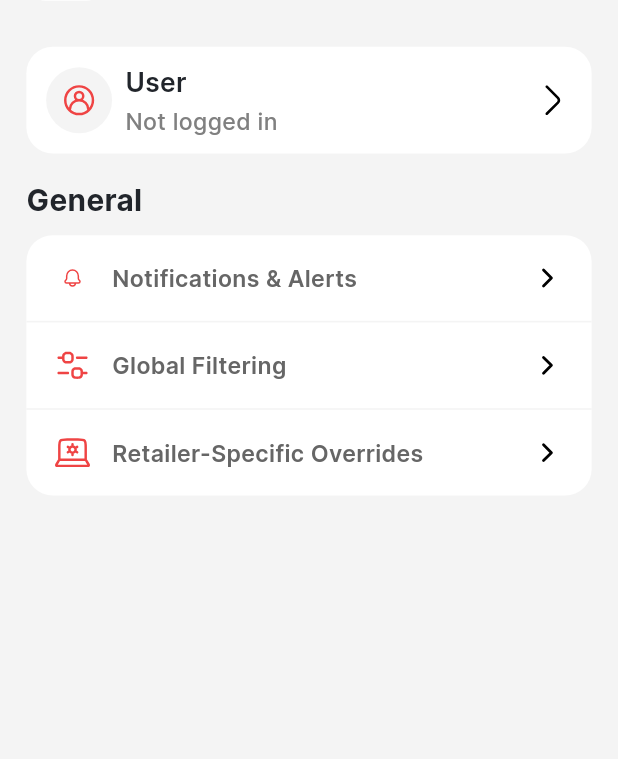
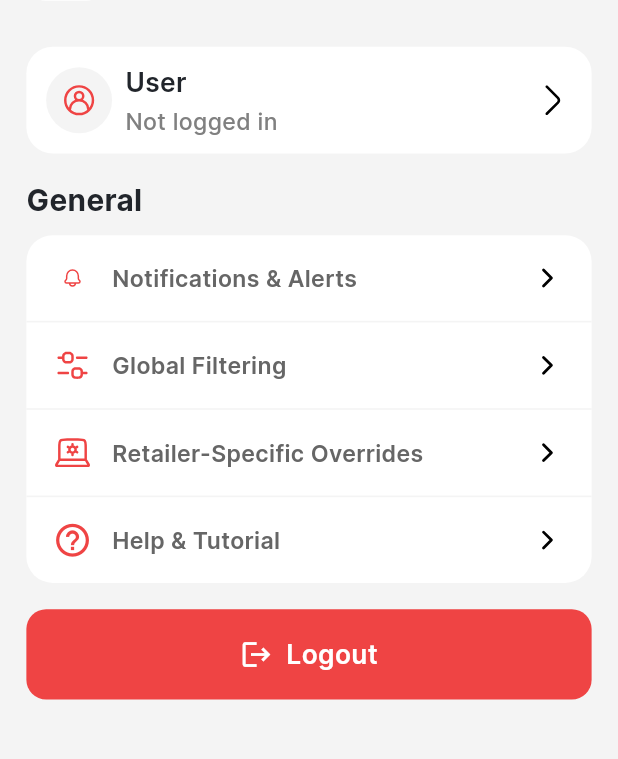
Before and after one commit to LucasQuiles/RestockR, a Flutter app: the ProfileSettingsScreen screen opened by its route, on a phone screen of 412 x 824 dp, the part 85-844 px from its top. Run offline on Flutter 3.47's test engine with Material 3 defaults, Android fonts, the phone set to English and light mode, and no system bars; our stand-ins replace cached_network_image, cookie_jar, dio, dio_cookie_manager, equatable, flutter_riverpod and 4 more; missing offline and left inert: flutter_web_auth_2; accounts and stored records are empty; network calls fail; project files that could hold a hidden picture were left out.

Commit message:
feat: add in-app help & tutorial with swipeable slides
Add interactive tutorial modal accessible from Profile Settings to help users
understand how to use RestockR's key features.

Features:
- 5 swipeable tutorial slides with PageView
- Visual design with colorful, feature-specific icons
- Animated page indicator dots
- Back/Next/Get Started navigation buttons
- Quick Tips sections on key slides for extra guidance
- Responsive layout with SingleChildScrollView to prevent overflow
- Accessible via "Help & Tutorial" menu item in Profile Settings

Tutorial Content:
1. Welcome slide - app introduction
2. Managing Watchlist - subscription management tips
3. Restock History - heatmap and activity tracking
4. Filters & Settings - customization options
5. Completion - encouragement to start using the app

Integration:
- Added Help & Tutorial menu item to Profile Settings
- Enhanced _buildMenuRow to support both image assets and Material icons
- Modal dialog with proper constraints for all screen sizes

🤖 Generated with [Claude Code](https://claude.com/claude-code)

Co-Authored-By: Claude <noreply@anthropic.com>

```diff
--- a/lib/presentation/profile_settings_screen/profile_settings_screen.dart
+++ b/lib/presentation/profile_settings_screen/profile_settings_screen.dart
@@ -4,6 +4,7 @@ import '../../core/app_export.dart';
 import '../../widgets/custom_icon_button.dart';
 import '../../widgets/custom_image_view.dart';
 import 'notifier/profile_settings_notifier.dart';
+import '../help_tutorial_screen/help_tutorial_modal.dart';
 
 class ProfileSettingsScreen extends ConsumerStatefulWidget {
   ProfileSettingsScreen({Key? key}) : super(key: key);
@@ -91,6 +92,8 @@ class ProfileSettingsScreenState extends ConsumerState<ProfileSettingsScreen> {
             ),
             SizedBox(height: 8.h),
             _buildSettingsMenuCard(context),
+            SizedBox(height: 16.h),
+            _buildLogoutButton(context),
           ],
         ),
       ),
@@ -188,9 +191,17 @@ class ProfileSettingsScreenState extends ConsumerState<ProfileSettingsScreen> {
             context,
             iconPath: ImageConstant.imgFrameRed500,
             title: 'Retailer-Specific Overrides',
+            onTap: () {
+              onTapRetailerOverrides(context);
+            },
+          ),
+          _buildMenuRow(
+            context,
+            icon: Icons.help_outline,
+            title: 'Help & Tutorial',
             isLast: true,
             onTap: () {
-              onTapRetailerOverrides(context);
+              onTapHelp(context);
             },
           ),
         ],
@@ -201,7 +212,8 @@ class ProfileSettingsScreenState extends ConsumerState<ProfileSettingsScreen> {
   /// Section Widget
   Widget _buildMenuRow(
     BuildContext context, {
-    required String iconPath,
+    String? iconPath,
+    IconData? icon,
     required String title,
     bool isLast = false,
     VoidCallback? onTap,
@@ -222,11 +234,18 @@ class ProfileSettingsScreenState extends ConsumerState<ProfileSettingsScreen> {
         ),
         child: Row(
           children: [
-            CustomImageView(
-              imagePath: iconPath,
-              height: 24.h,
-              width: 24.h,
-            ),
+            if (iconPath != null)
+              CustomImageView(
+                imagePath: iconPath,
+                height: 24.h,
+                width: 24.h,
+              )
+            else if (icon != null)
+              Icon(
+                icon,
+                size: 24.h,
+                color: Color(0xFFEF4444),
+              ),
             SizedBox(width: 12.h),
             Expanded(
               child: Text(
@@ -269,4 +288,60 @@ class ProfileSettingsScreenState extends ConsumerState<ProfileSettingsScreen> {
   void onTapRetailerOverrides(BuildContext context) {
     NavigatorService.pushNamed(AppRoutes.retailerOverrideSettingsScreen);
   }
+
+  /// Shows help and tutorial modal.
+  void onTapHelp(BuildContext context) {
+    showDialog(
+      context: context,
+      builder: (context) => const HelpTutorialModal(),
+    );
+  }
+
+  /// Section Widget
+  Widget _buildLogoutButton(BuildContext context) {
+    return Consumer(
+      builder: (context, ref, _) {
+        final state = ref.watch(profileSettingsNotifier);
+
+        return GestureDetector(
+          onTap: state.isLoading == true
+              ? null
+              : () async {
+                  await ref.read(profileSettingsNotifier.notifier).logout();
+                  // Navigate to login screen after logout
+                  NavigatorService.pushNamedAndRemoveUntil(
+                    AppRoutes.loginScreen,
+                  );
+                },
+          child: Container(
+            padding: EdgeInsets.symmetric(horizontal: 16.h, vertical: 16.h),
+            decoration: BoxDecoration(
+              color: Color(0xFFEF4444),
+              borderRadius: BorderRadius.circular(12.h),
+            ),
+            child: Row(
+              mainAxisAlignment: MainAxisAlignment.center,
+              children: [
+                Icon(
+                  Icons.logout,
+                  color: Colors.white,
+                  size: 20.h,
+                ),
+                SizedBox(width: 8.h),
+                Text(
+                  state.isLoading == true ? 'Logging out...' : 'Logout',
+                  style: TextStyle(
+                    color: Colors.white,
+                    fontSize: 16.fSize,
+                    fontFamily: 'Inter',
+                    fontWeight: FontWeight.w600,
+                  ),
+                ),
+              ],
+            ),
+          ),
+        );
+      },
+    );
+  }
 }
```
Also changed, not shown: lib/presentation/help_tutorial_screen/help_tutorial_modal.dart (added, +364 -0 lines).
